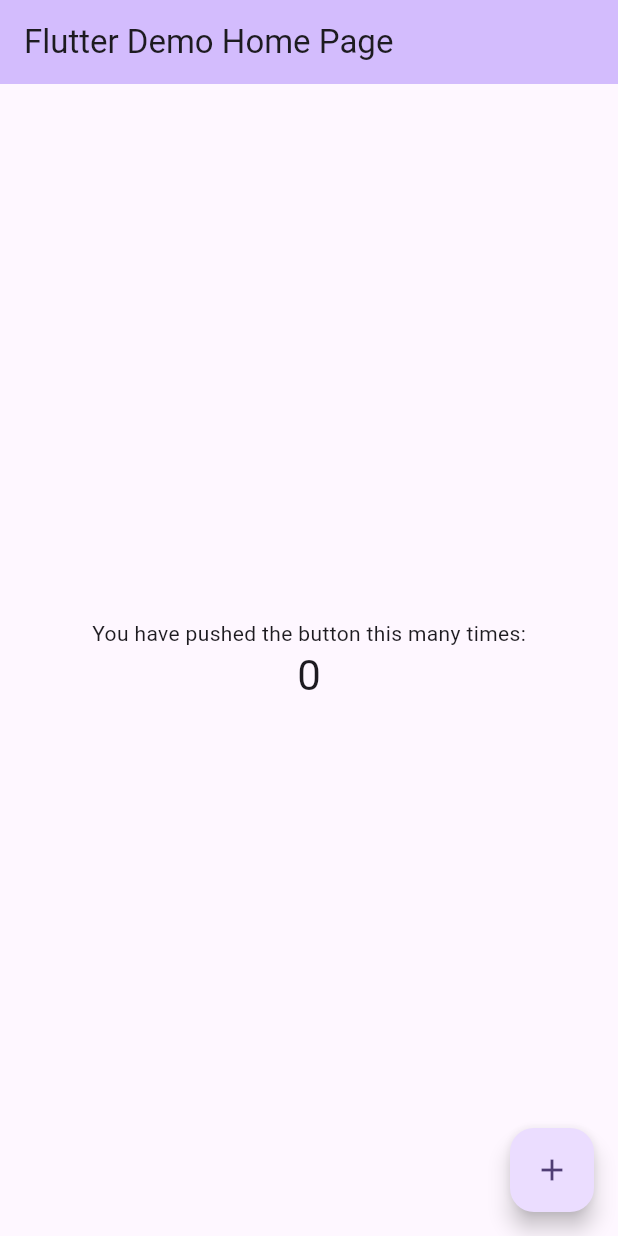
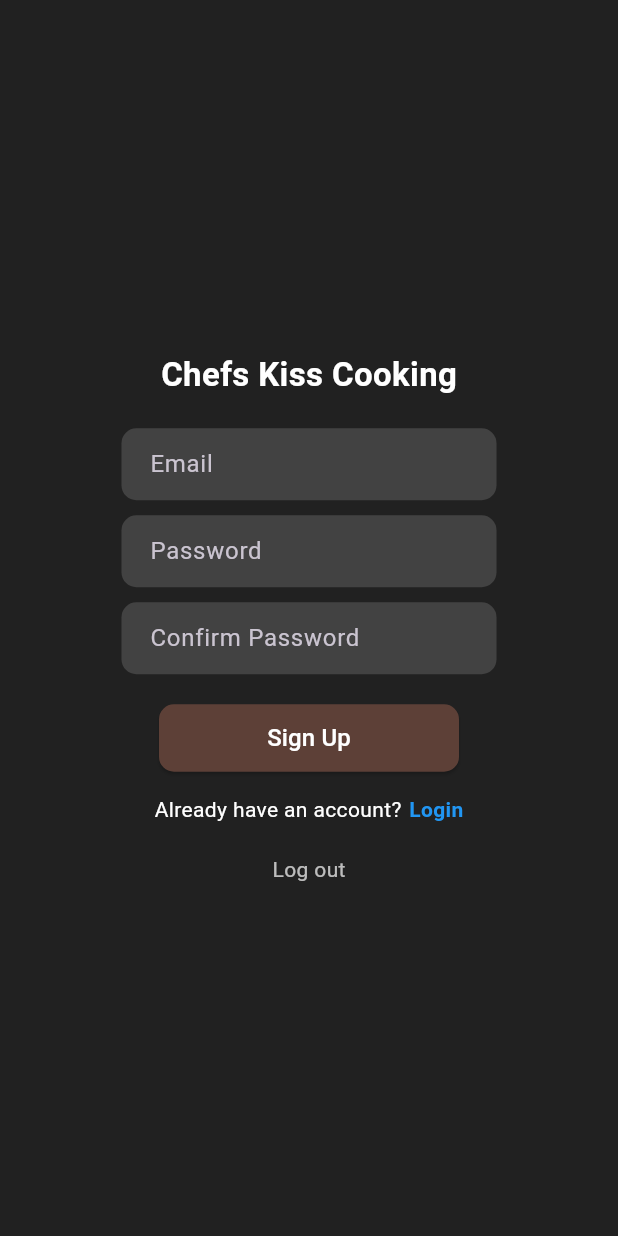
Before and after one commit to SasthaRam/SasthaRam.github.io, a Flutter app: the screen it shows after launch, on a phone screen of 412 x 824 dp. Run offline on Flutter 3.47's test engine with Material 3 defaults, Android fonts, the phone set to English and light mode, and no system bars.

Commit message:
I made cool changes

```diff
--- a/analysis_options.yaml
+++ b/analysis_options.yaml
@@ -7,6 +7,9 @@
 
 # The following line activates a set of recommended lints for Flutter apps,
 # packages, and plugins designed to encourage good coding practices.
+analyzer:
+  errors:
+    prefer_const_literals_to_create_immutables: ignore
 include: package:flutter_lints/flutter.yaml
 
 linter:
--- a/lib/main.dart
+++ b/lib/main.dart
@@ -7,119 +7,161 @@
 class MyApp extends StatelessWidget {
   const MyApp({super.key});
 
-  // This widget is the root of your application.
   @override
   Widget build(BuildContext context) {
     return MaterialApp(
-      title: 'Flutter Demo',
-      theme: ThemeData(
-        // This is the theme of your application.
-        //
-        // TRY THIS: Try running your application with "flutter run". You'll see
-        // the application has a purple toolbar. Then, without quitting the app,
-        // try changing the seedColor in the colorScheme below to Colors.green
-        // and then invoke "hot reload" (save your changes or press the "hot
-        // reload" button in a Flutter-supported IDE, or press "r" if you used
-        // the command line to start the app).
-        //
-        // Notice that the counter didn't reset back to zero; the application
-        // state is not lost during the reload. To reset the state, use hot
-        // restart instead.
-        //
-        // This works for code too, not just values: Most code changes can be
-        // tested with just a hot reload.
-        colorScheme: ColorScheme.fromSeed(seedColor: Colors.deepPurple),
-        useMaterial3: true,
+      debugShowCheckedModeBanner: false,
+      title: 'Chefs Kiss Cooking',
+      theme: ThemeData.dark().copyWith(
+        scaffoldBackgroundColor: Colors.grey[900], // Dark background
       ),
-      home: const MyHomePage(title: 'Flutter Demo Home Page'),
+      home: const SignUpPage(),
     );
   }
 }
 
-class MyHomePage extends StatefulWidget {
-  const MyHomePage({super.key, required this.title});
-
-  // This widget is the home page of your application. It is stateful, meaning
-  // that it has a State object (defined below) that contains fields that affect
-  // how it looks.
-
-  // This class is the configuration for the state. It holds the values (in this
-  // case the title) provided by the parent (in this case the App widget) and
-  // used by the build method of the State. Fields in a Widget subclass are
-  // always marked "final".
-
-  final String title;
-
-  @override
-  State<MyHomePage> createState() => _MyHomePageState();
-}
-
-class _MyHomePageState extends State<MyHomePage> {
-  int _counter = 0;
-
-  void _incrementCounter() {
-    setState(() {
-      // This call to setState tells the Flutter framework that something has
-      // changed in this State, which causes it to rerun the build method below
-      // so that the display can reflect the updated values. If we changed
-      // _counter without calling setState(), then the build method would not be
-      // called again, and so nothing would appear to happen.
-      _counter++;
-    });
-  }
+class SignUpPage extends StatelessWidget {
+  const SignUpPage({super.key});
 
   @override
   Widget build(BuildContext context) {
-    // This method is rerun every time setState is called, for instance as done
-    // by the _incrementCounter method above.
-    //
-    // The Flutter framework has been optimized to make rerunning build methods
-    // fast, so that you can just rebuild anything that needs updating rather
-    // than having to individually change instances of widgets.
     return Scaffold(
-      appBar: AppBar(
-        // TRY THIS: Try changing the color here to a specific color (to
-        // Colors.amber, perhaps?) and trigger a hot reload to see the AppBar
-        // change color while the other colors stay the same.
-        backgroundColor: Theme.of(context).colorScheme.inversePrimary,
-        // Here we take the value from the MyHomePage object that was created by
-        // the App.build method, and use it to set our appbar title.
-        title: Text(widget.title),
-      ),
       body: Center(
-        // Center is a layout widget. It takes a single child and positions it
-        // in the middle of the parent.
-        child: Column(
-          // Column is also a layout widget. It takes a list of children and
-          // arranges them vertically. By default, it sizes itself to fit its
-          // children horizontally, and tries to be as tall as its parent.
-          //
-          // Column has various properties to control how it sizes itself and
-          // how it positions its children. Here we use mainAxisAlignment to
-          // center the children vertically; the main axis here is the vertical
-          // axis because Columns are vertical (the cross axis would be
-          // horizontal).
-          //
-          // TRY THIS: Invoke "debug painting" (choose the "Toggle Debug Paint"
-          // action in the IDE, or press "p" in the console), to see the
-          // wireframe for each widget.
-          mainAxisAlignment: MainAxisAlignment.center,
-          children: <Widget>[
-            const Text(
-              'You have pushed the button this many times:',
-            ),
-            Text(
-              '$_counter',
-              style: Theme.of(context).textTheme.headlineMedium,
-            ),
-          ],
+        child: Padding(
+          padding: const EdgeInsets.symmetric(horizontal: 30, vertical: 50),
+          child: Column(
+            mainAxisSize: MainAxisSize.min,
+            children: [
+              const Text(
+                "Chefs Kiss Cooking",
+                style: TextStyle(
+                  fontSize: 22,
+                  fontWeight: FontWeight.bold,
+                  color: Colors.white,
+                ),
+              ),
+              const SizedBox(height: 20),
+
+              /// **Email Input**
+              SizedBox(
+                width: 250, // Smaller width for text fields
+                child: TextField(
+                  decoration: InputDecoration(
+                    filled: true,
+                    fillColor: Colors.grey[800],
+                    hintText: "Email",
+                    border: OutlineInputBorder(
+                      borderRadius: BorderRadius.circular(10),
+                      borderSide: BorderSide.none,
+                    ),
+                    contentPadding: const EdgeInsets.symmetric(
+                        vertical: 10, horizontal: 15),
+                  ),
+                  style: const TextStyle(color: Colors.white),
+                ),
+              ),
+              const SizedBox(height: 10),
+
+              /// **Password Input**
+              SizedBox(
+                width: 250,
+                child: TextField(
+                  obscureText: true,
+                  decoration: InputDecoration(
+                    filled: true,
+                    fillColor: Colors.grey[800],
+                    hintText: "Password",
+                    border: OutlineInputBorder(
+                      borderRadius: BorderRadius.circular(10),
+                      borderSide: BorderSide.none,
+                    ),
+                    contentPadding: const EdgeInsets.symmetric(
+                        vertical: 10, horizontal: 15),
+                  ),
+                  style: const TextStyle(color: Colors.white),
+                ),
+              ),
+              const SizedBox(height: 10),
+
+              /// **Confirm Password Input**
+              SizedBox(
+                width: 250,
+                child: TextField(
+                  obscureText: true,
+                  decoration: InputDecoration(
+                    filled: true,
+                    fillColor: Colors.grey[800],
+                    hintText: "Confirm Password",
+                    border: OutlineInputBorder(
+                      borderRadius: BorderRadius.circular(10),
+                      borderSide: BorderSide.none,
+                    ),
+                    contentPadding: const EdgeInsets.symmetric(
+                        vertical: 10, horizontal: 15),
+                  ),
+                  style: const TextStyle(color: Colors.white),
+                ),
+              ),
+              const SizedBox(height: 20),
+
+              /// **Sign Up Button**
+              SizedBox(
+                width: 200,
+                height: 45,
+                child: ElevatedButton(
+                  style: ElevatedButton.styleFrom(
+                    backgroundColor: Colors.brown[700], // Brown color
+                    shape: RoundedRectangleBorder(
+                      borderRadius: BorderRadius.circular(10),
+                    ),
+                  ),
+                  onPressed: () {
+                    // Sign-up logic
+                  },
+                  child: const Text(
+                    "Sign Up",
+                    style: TextStyle(fontSize: 16, color: Colors.white),
+                  ),
+                ),
+              ),
+              const SizedBox(height: 15),
+
+              /// **Login Link**
+              Row(
+                mainAxisAlignment: MainAxisAlignment.center,
+                children: [
+                  const Text(
+                    "Already have an account?",
+                    style: TextStyle(color: Colors.white),
+                  ),
+                  const SizedBox(width: 5),
+                  GestureDetector(
+                    onTap: () {
+                      // Navigate to login
+                    },
+                    child: const Text(
+                      "Login",
+                      style: TextStyle(color: Colors.blue, fontWeight: FontWeight.bold),
+                    ),
+                  ),
+                ],
+              ),
+              const SizedBox(height: 20),
+
+              /// **Logout Button**
+              GestureDetector(
+                onTap: () {
+                  // Logout logic
+                },
+                child: const Text(
+                  "Log out",
+                  style: TextStyle(color: Colors.white70),
+                ),
+              ),
+            ],
+          ),
         ),
       ),
-      floatingActionButton: FloatingActionButton(
-        onPressed: _incrementCounter,
-        tooltip: 'Increment',
-        child: const Icon(Icons.add),
-      ), // This trailing comma makes auto-formatting nicer for build methods.
     );
   }
 }
--- a/pubspec.yaml
+++ b/pubspec.yaml
@@ -35,6 +35,8 @@ dependencies:
   # The following adds the Cupertino Icons font to your application.
   # Use with the CupertinoIcons class for iOS style icons.
   cupertino_icons: ^1.0.8
+  flutter_dotenv: ^5.2.1
+  http: ^1.2.2
 
 dev_dependencies:
   flutter_test:
```
Also changed, not shown: lib/Storing.dart (added, +127 -0 lines), lib/Testing.dart (added, +187 -0 lines), assets/logo.png (added), pubspec.lock.
